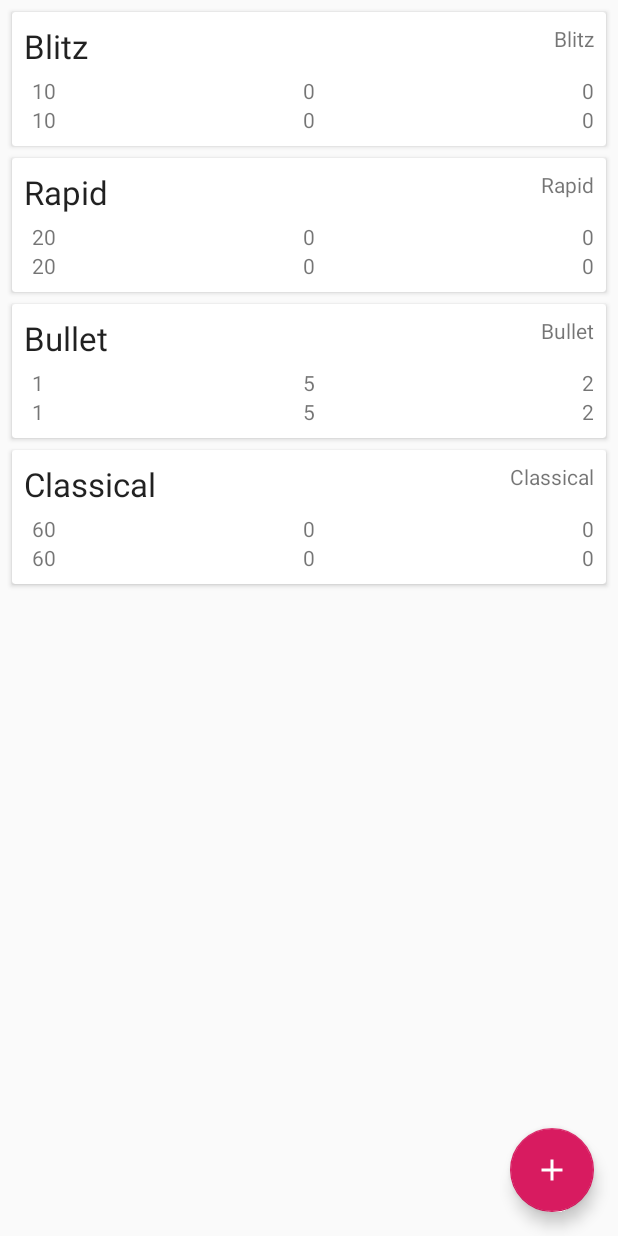
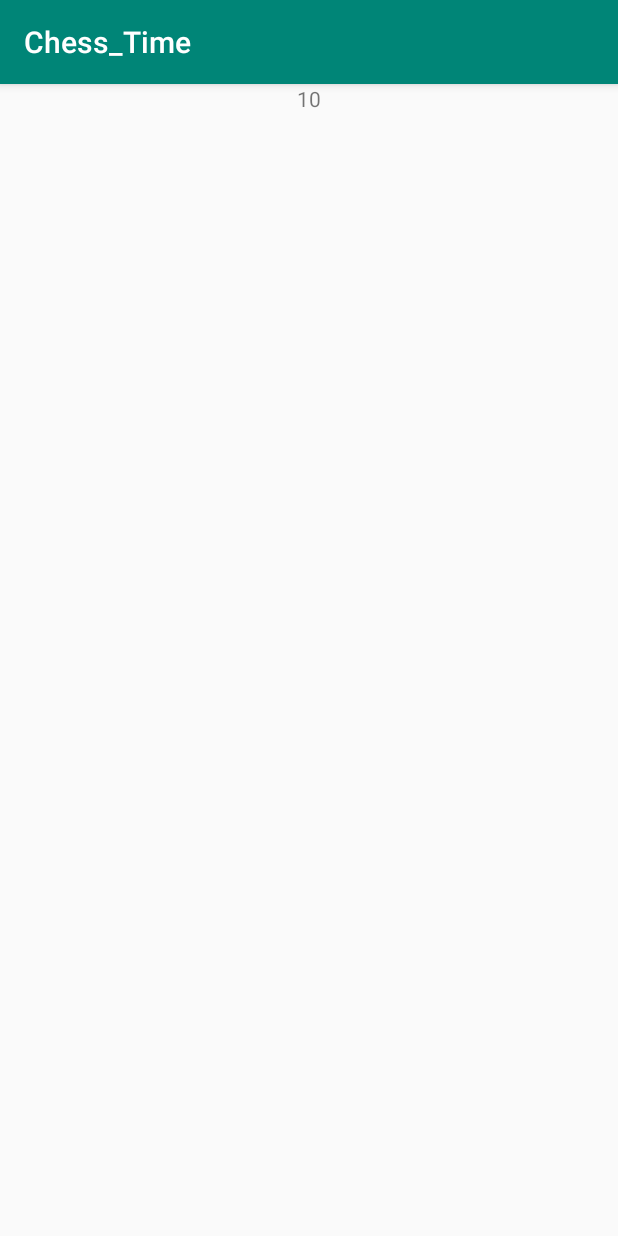
Before and after one commit to jwright12/ChessTimer, an Android app: the screen it shows after launch (MainActivity before the commit, MatchActivity after it), after a tap on "Blitz", on a phone screen of 412 x 824 dp. Run offline under Robolectric (Android 15) with nearby library versions, the phone set to English and light mode, and no system bars; our stand-ins replace Room's generated code.

Commit message:
Activity launch on card view click. Removed unused files

```diff
--- a/app/build.gradle
+++ b/app/build.gradle
@@ -5,7 +5,6 @@ apply plugin: 'kotlin-android'
 apply plugin: 'kotlin-android-extensions'
 
 apply plugin: 'kotlin-kapt'
-
 
 
 android {
@@ -45,7 +44,7 @@ dependencies {
     implementation "com.android.support:cardview-v7:$design_version"
 
     implementation fileTree(dir: 'libs', include: ['*.jar'])
-    implementation"org.jetbrains.kotlin:kotlin-stdlib-jdk7:$kotlin_version"
+    implementation "org.jetbrains.kotlin:kotlin-stdlib-jdk7:$kotlin_version"
     implementation 'androidx.appcompat:appcompat:1.1.0'
     implementation 'androidx.core:core-ktx:1.0.2'
     implementation 'androidx.constraintlayout:constraintlayout:1.1.3'
--- a/app/src/main/java/com/example/chess_time/MainActivity.kt
+++ b/app/src/main/java/com/example/chess_time/MainActivity.kt
@@ -3,6 +3,7 @@ package com.example.chess_time
 import android.content.Intent
 import android.app.Activity
 import android.os.Bundle
+import android.util.Log
 import android.widget.Toast
 import androidx.appcompat.app.AppCompatActivity;
 import androidx.lifecycle.Observer
@@ -51,9 +52,22 @@ class MainActivity : AppCompatActivity() {
             adapter.submitList(it)
 
         })
+
+        // Assign adapter click listener from TimerAdapter
+        adapter.setOnItemClickListener(object: TimerAdapter.OnItemClickListener {
+            override fun onItemClick(timer: Timer) {
+                // Store extras in intent
+                var intent = Intent(baseContext, MatchActivity::class.java)
+                intent.putExtra(MatchActivity.EXTRA_TIME, timer.durationWhite)
+                intent.putExtra(MatchActivity.EXTRA_DELAY, timer.delayWhite)
+                intent.putExtra(MatchActivity.EXTRA_INC , timer.incrementWhite)
+
+                // Start Match activity and pass this intent
+                startActivity(intent)
+                finish()
+            }
+        })
     }
-
-
 
     // Receives data from add/edit activity and differentiates the response
     override fun onActivityResult(requestCode: Int, resultCode: Int, data: Intent?) {
@@ -62,8 +76,6 @@ class MainActivity : AppCompatActivity() {
         if (requestCode == ADD_TIMER_REQUEST && resultCode == Activity.RESULT_OK) {
             val type = "Blitz"
             val playCount = 0
-
-
 
             val newTimer = Timer(
                 // !! Ensures data is not null
--- /dev/null
+++ b/app/src/main/java/com/example/chess_time/MatchActivity.kt
@@ -0,0 +1,31 @@
+package com.example.chess_time
+
+import androidx.appcompat.app.AppCompatActivity
+import android.os.Bundle
+import kotlinx.android.synthetic.main.activity_match.*
+
+class MatchActivity : AppCompatActivity() {
+
+    companion object {
+        const val EXTRA_TIME = "com.example.chess_time.EXTRA_TIME"
+        const val EXTRA_INC = "com.example.chess_time.EXTRA_INC"
+        const val EXTRA_DELAY = "com.example.chess_time.EXTRA_DELAY"
+    }
+
+    override fun onCreate(savedInstanceState: Bundle?) {
+        super.onCreate(savedInstanceState)
+        setContentView(R.layout.activity_match)
+
+        //val stringOne = intent.getIntExtra(EXTRA_TIME,150)
+
+        val extras = getIntent().getExtras()
+        if (null != extras) {
+            val value = extras.getInt(EXTRA_TIME)
+            //The key argument here must match that used in the other activity
+            match_duration_text_view.setText(value.toString())
+        }
+    }
+
+
+
+}
--- a/app/src/main/java/com/example/chess_time/MatchFragment.kt
+++ b/app/src/main/java/com/example/chess_time/MatchFragment.kt
@@ -4,7 +4,7 @@ import android.content.Context
 import android.view.inputmethod.InputMethodManager
 import android.widget.Toast
 import androidx.core.content.ContextCompat.getSystemService
-import kotlinx.android.synthetic.main.content_main.*
+
 import java.util.*
 
 class MatchFragment {
--- a/app/src/main/java/com/example/chess_time/Timer.kt
+++ b/app/src/main/java/com/example/chess_time/Timer.kt
@@ -7,7 +7,6 @@ import androidx.appcompat.app.AppCompatActivity;
 import android.view.Menu
 import android.view.MenuItem
 import kotlinx.android.synthetic.main.activity_main.*
-import kotlinx.android.synthetic.main.content_main.*
 import android.os.CountDownTimer
 import androidx.room.Entity
 import androidx.room.PrimaryKey
--- a/app/src/main/res/layout/activity_main.xml
+++ b/app/src/main/res/layout/activity_main.xml
@@ -22,7 +22,7 @@
             android:layout_height="match_parent"
             android:id="@+id/timer_card_recycler_view"
             tools:listitem="@layout/timer_item"
-            tools:itemCount="7"
+            tools:itemCount="5"
     ></androidx.recyclerview.widget.RecyclerView>
 
 
--- /dev/null
+++ b/app/src/main/res/layout/activity_match.xml
@@ -0,0 +1,20 @@
+<?xml version="1.0" encoding="utf-8"?>
+<androidx.constraintlayout.widget.ConstraintLayout xmlns:android="http://schemas.android.com/apk/res/android"
+        xmlns:app="http://schemas.android.com/apk/res-auto"
+        xmlns:tools="http://schemas.android.com/tools"
+        android:layout_width="match_parent"
+        android:layout_height="match_parent"
+        tools:context=".MatchActivity">
+
+
+    <TextView
+            android:id="@+id/match_duration_text_view"
+            android:layout_width="wrap_content"
+            android:layout_height="wrap_content"
+            android:text="TextView"
+            app:layout_constraintEnd_toEndOf="parent"
+            app:layout_constraintStart_toStartOf="parent"
+            app:layout_constraintTop_toTopOf="parent" />
+
+
+</androidx.constraintlayout.widget.ConstraintLayout>
```
Also changed, not shown: app/src/main/AndroidManifest.xml (+9 -7 lines), app/src/main/java/com/example/chess_time/Clock.kt (deleted, +0 -16 lines), app/src/main/java/com/example/chess_time/TimerAdapter.kt (+7 -0 lines), app/src/main/res/layout/content_main.xml (deleted, +0 -58 lines), app/src/main/res/layout/match_configure_layout.xml (deleted, +0 -7 lines), app/src/main/res/layout/match_layout.xml (deleted, +0 -7 lines).
